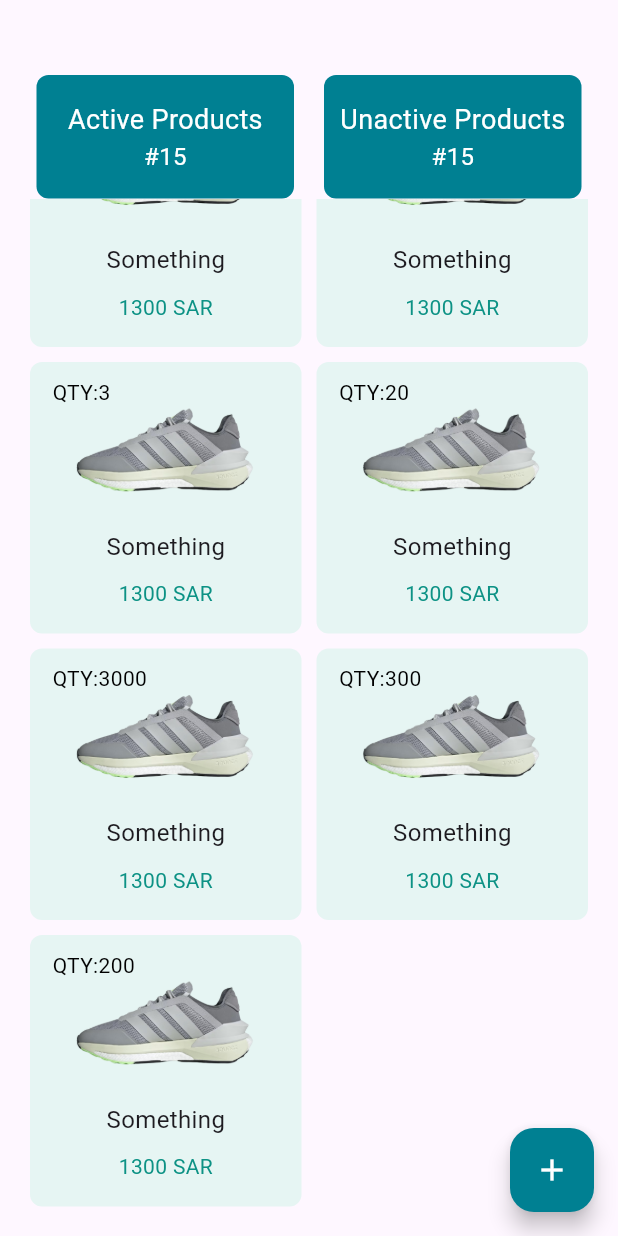
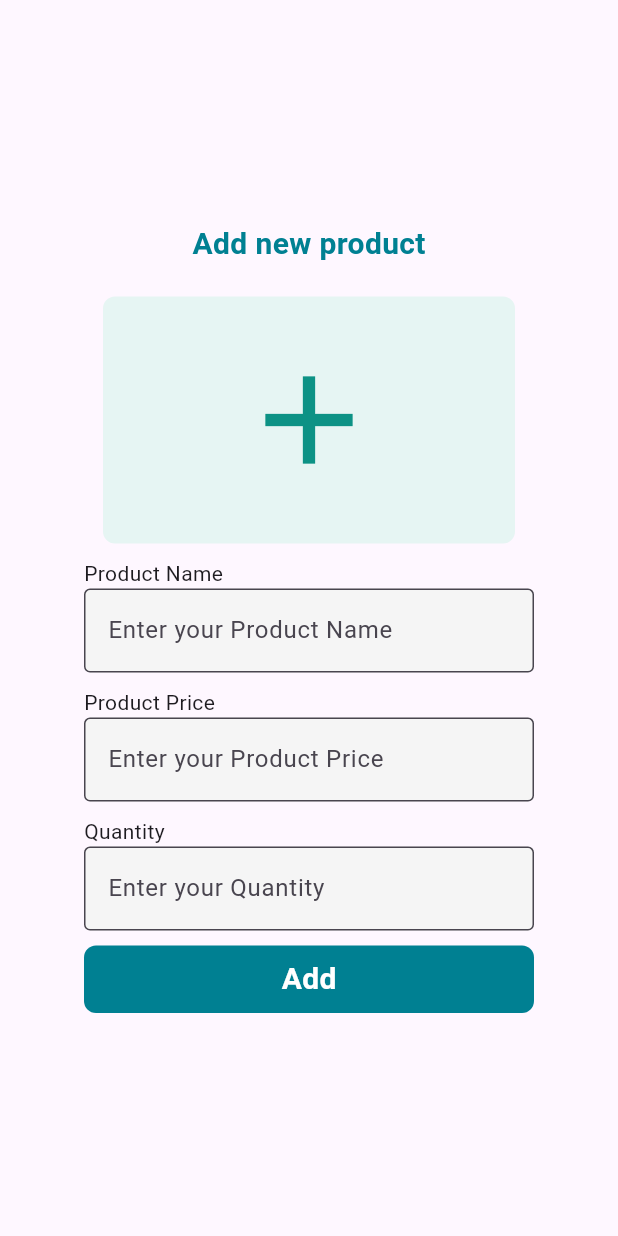
Before and after one commit to trt14/Project-6, a Flutter app: the HomeScreen screen opened directly, scrolled down 102 dp, after a tap on the "add" icon, on a phone screen of 412 x 824 dp. Run offline on Flutter 3.47's test engine with Material 3 defaults, Android fonts, the phone set to English and light mode, and no system bars; our stand-ins replace bloc, device_preview, flutter_bloc, get_it, shared_preferences; accounts and stored records are empty.

Commit message:
Desgin:add add new product screen

```diff
--- a/my_products_app/lib/screen/add_product_screen.dart
+++ b/my_products_app/lib/screen/add_product_screen.dart
@@ -0,0 +1,77 @@
+import 'package:flutter/material.dart';
+import 'package:my_products_app/helper/screen.dart';
+import 'package:my_products_app/widget/custom_button.dart';
+import 'package:my_products_app/widget/custom_text_field.dart';
+
+class AddProductScreen extends StatelessWidget {
+  const AddProductScreen({super.key});
+
+  @override
+  Widget build(BuildContext context) {
+    final TextEditingController productNameController = TextEditingController();
+    final TextEditingController productPriceController =
+        TextEditingController();
+    final TextEditingController productQTYController = TextEditingController();
+
+    return Scaffold(
+      body: Center(
+        child: Column(
+          mainAxisAlignment: MainAxisAlignment.center,
+          children: [
+            const Text(
+              "Add new product",
+              style: TextStyle(
+                  color: Color(0xff008092),
+                  fontSize: 20,
+                  fontWeight: FontWeight.bold),
+            ),
+            const SizedBox(
+              height: 20,
+            ),
+            Container(
+              width: context.getWidth(value: 1.5),
+              height: context.getHight(value: 5),
+              decoration: BoxDecoration(
+                  color: const Color(0xffe6f5f3),
+                  borderRadius: BorderRadius.circular(8)),
+              child: const Icon(
+                Icons.add,
+                color: Color(0xff0d9285),
+                size: 100,
+              ),
+            ),
+            const SizedBox(
+              height: 10,
+            ),
+            CustomTextField(
+              title: "Product Name",
+              controller: productNameController,
+            ),
+            const SizedBox(
+              height: 10,
+            ),
+            CustomTextField(
+              title: "Product Price",
+              controller: productPriceController,
+            ),
+            const SizedBox(
+              height: 10,
+            ),
+            CustomTextField(
+              title: "Quantity",
+              controller: productQTYController,
+            ),
+            const SizedBox(
+              height: 10,
+            ),
+            const CustomButton(
+              text: "Add",
+              color: Colors.white,
+              bgColor: Color(0xff008092),
+            )
+          ],
+        ),
+      ),
+    );
+  }
+}
--- a/my_products_app/lib/screen/home_screen.dart
+++ b/my_products_app/lib/screen/home_screen.dart
@@ -2,6 +2,7 @@ import 'package:flutter/material.dart';
 import 'package:get_it/get_it.dart';
 import 'package:my_products_app/global/user_data_layer.dart';
 import 'package:my_products_app/helper/screen.dart';
+import 'package:my_products_app/screen/add_product_screen.dart';
 import 'package:my_products_app/widget/custom_button.dart';
 import 'package:my_products_app/widget/custom_text_field.dart';
 
@@ -45,42 +46,42 @@ class HomeScreen extends StatelessWidget {
                     onTap: () {},
                     onPressedUpdateQTY: () {},
                   ),
-                  CustomCardProduct(
+                  const CustomCardProduct(
                     imgSrc: "assets/images/adidas-shoes1.png",
                     productName: "Something",
                     productPrice: 1300,
                     qty: 5,
                     id: 1,
                   ),
-                  CustomCardProduct(
+                  const CustomCardProduct(
                     imgSrc: "assets/images/adidas-shoes1.png",
                     productName: "Something",
                     productPrice: 1300,
                     qty: 3,
                     id: 1,
                   ),
-                  CustomCardProduct(
+                  const CustomCardProduct(
                     imgSrc: "assets/images/adidas-shoes1.png",
                     productName: "Something",
                     productPrice: 1300,
                     qty: 20,
                     id: 1,
                   ),
-                  CustomCardProduct(
+                  const CustomCardProduct(
                     imgSrc: "assets/images/adidas-shoes1.png",
                     productName: "Something",
                     productPrice: 1300,
                     qty: 3000,
                     id: 1,
                   ),
-                  CustomCardProduct(
+                  const CustomCardProduct(
                     imgSrc: "assets/images/adidas-shoes1.png",
                     productName: "Something",
                     productPrice: 1300,
                     qty: 300,
                     id: 1,
                   ),
-                  CustomCardProduct(
+                  const CustomCardProduct(
                     imgSrc: "assets/images/adidas-shoes1.png",
                     productName: "Something",
                     productPrice: 1300,
@@ -93,7 +94,12 @@ class HomeScreen extends StatelessWidget {
           ],
         ),
         floatingActionButton: FloatingActionButton(
-          onPressed: () {},
+          onPressed: () {
+            Navigator.pushReplacement(
+                context,
+                MaterialPageRoute(
+                    builder: (context) => const AddProductScreen()));
+          },
           foregroundColor: Colors.white,
           backgroundColor: const Color(0xff008092),
           child: const Icon(Icons.add),
--- a/my_products_app/lib/widget/custom_button.dart
+++ b/my_products_app/lib/widget/custom_button.dart
@@ -19,7 +19,7 @@ class CustomButton extends StatelessWidget {
       onTap: onTap,
       child: Container(
         width: context.getWidth(),
-        constraints: const BoxConstraints(maxWidth: 400),
+        constraints: const BoxConstraints(maxWidth: 300),
         height: 45,
         alignment: Alignment.center,
         decoration: BoxDecoration(
--- a/my_products_app/lib/widget/custom_text_field.dart
+++ b/my_products_app/lib/widget/custom_text_field.dart
@@ -7,7 +7,10 @@ class CustomTextField extends StatelessWidget {
       required this.title,
       this.controller,
       this.icon,
-      this.isPassword = false, this.keyboardType, this.inputFormatters, this.errorText});
+      this.isPassword = false,
+      this.keyboardType,
+      this.inputFormatters,
+      this.errorText});
   final String title;
   final TextEditingController? controller;
   final Widget? icon;
@@ -19,7 +22,7 @@ class CustomTextField extends StatelessWidget {
   Widget build(BuildContext context) {
     return Center(
       child: ConstrainedBox(
-        constraints: const BoxConstraints(maxWidth: 400),
+        constraints: const BoxConstraints(maxWidth: 300),
         child: Column(
           mainAxisAlignment: MainAxisAlignment.center,
           children: [
```
